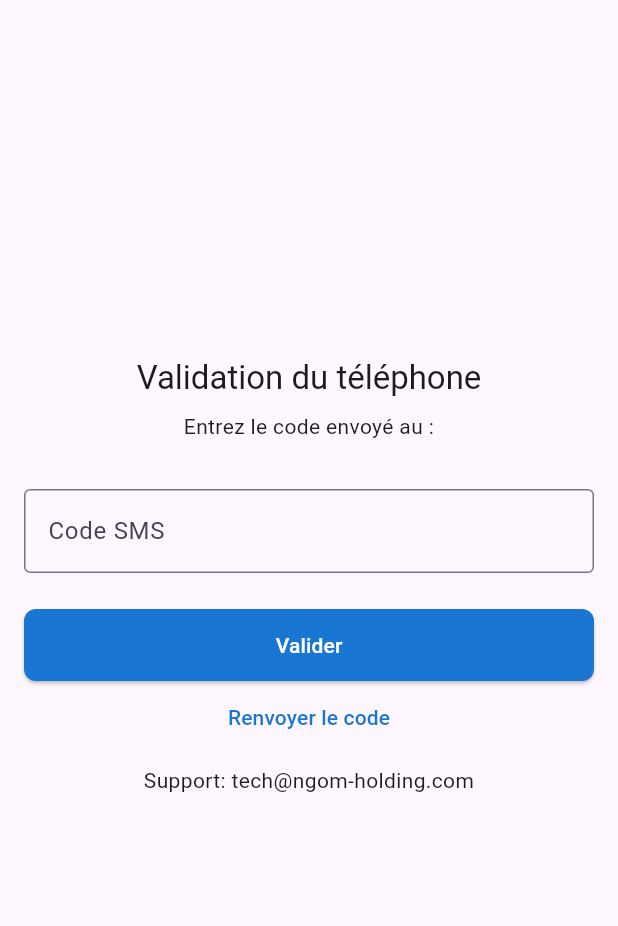
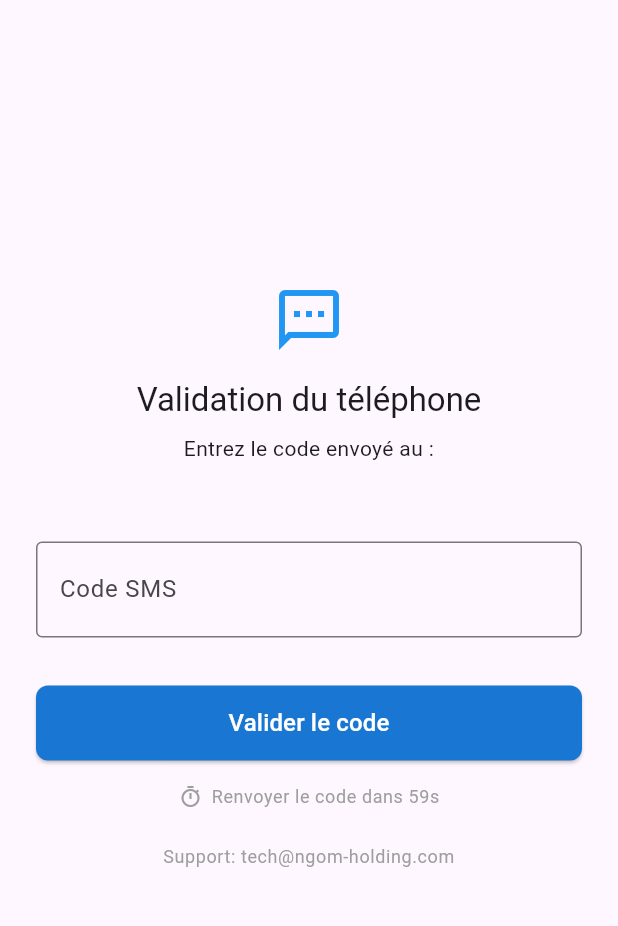
Before and after one commit to ndongofa/nhtl, a Flutter app: the PhoneOtpScreen screen opened directly with empty values, on a phone screen of 412 x 824 dp, the part 84-1010 px from its top. Run offline on Flutter 3.47's test engine with Material 3 defaults, Android fonts, the phone set to English and light mode, and no system bars; our stand-ins replace fluttertoast, font_awesome_flutter, logger, supabase_flutter; accounts and stored records are empty.

Commit message:
feat(auth): minuteur renvoi OTP + modale confirmation compte
- Minuteur 60s visible des l'arrivee sur l'ecran OTP
- Bouton 'Renvoyer le code' desactive pendant le cooldown
- Modale de succes bloquante apres validation OTP avec bouton 'Se connecter'

```diff
--- a/frontend/lib/screens/auth/phone_otp_screen.dart
+++ b/frontend/lib/screens/auth/phone_otp_screen.dart
@@ -21,12 +21,19 @@ class PhoneOtpScreen extends StatefulWidget {
 class _PhoneOtpScreenState extends State<PhoneOtpScreen> {
   final _codeController = TextEditingController();
   bool _loading = false;
-  String? _msg;
+  String? _errorMsg;
 
-  // ✅ Cooldown "Renvoyer le code" — évite les 429 si l'utilisateur clique plusieurs fois
+  // ✅ Cooldown — démarre dès l'arrivée sur l'écran car Supabase
+  // a déjà envoyé un OTP lors du signUp.
   static const int _resendCooldownSeconds = 60;
-  int _resendCountdown = 0;
+  int _resendCountdown = _resendCooldownSeconds;
   Timer? _resendTimer;
+
+  @override
+  void initState() {
+    super.initState();
+    _startResendCooldown();
+  }
 
   @override
   void dispose() {
@@ -36,8 +43,8 @@ class _PhoneOtpScreenState extends State<PhoneOtpScreen> {
   }
 
   void _startResendCooldown() {
+    _resendTimer?.cancel();
     setState(() => _resendCountdown = _resendCooldownSeconds);
-    _resendTimer?.cancel();
     _resendTimer = Timer.periodic(const Duration(seconds: 1), (timer) {
       if (!mounted) {
         timer.cancel();
@@ -57,13 +64,13 @@ class _PhoneOtpScreenState extends State<PhoneOtpScreen> {
     final code = _codeController.text.trim();
 
     if (code.isEmpty) {
-      setState(() => _msg = "Veuillez entrer le code reçu par SMS.");
+      setState(() => _errorMsg = "Veuillez entrer le code reçu par SMS.");
       return;
     }
 
     setState(() {
       _loading = true;
-      _msg = null;
+      _errorMsg = null;
     });
 
     try {
@@ -74,34 +81,103 @@ class _PhoneOtpScreenState extends State<PhoneOtpScreen> {
 
       if (!mounted) return;
 
-      Fluttertoast.showToast(
-        msg: "Téléphone confirmé. Vous pouvez maintenant vous connecter.",
-        backgroundColor: Colors.green,
-        toastLength: Toast.LENGTH_LONG,
+      // ✅ Modale de succès — bloque jusqu'à confirmation de l'utilisateur
+      await showDialog(
+        context: context,
+        barrierDismissible: false,
+        builder: (ctx) => AlertDialog(
+          shape: RoundedRectangleBorder(
+            borderRadius: BorderRadius.circular(16),
+          ),
+          content: Column(
+            mainAxisSize: MainAxisSize.min,
+            children: [
+              const SizedBox(height: 8),
+              Container(
+                padding: const EdgeInsets.all(16),
+                decoration: BoxDecoration(
+                  color: Colors.green.shade50,
+                  shape: BoxShape.circle,
+                ),
+                child: Icon(
+                  Icons.check_circle_outline,
+                  color: Colors.green.shade600,
+                  size: 56,
+                ),
+              ),
+              const SizedBox(height: 20),
+              const Text(
+                "Compte activé !",
+                style: TextStyle(
+                  fontSize: 20,
+                  fontWeight: FontWeight.bold,
+                ),
+                textAlign: TextAlign.center,
+              ),
+              const SizedBox(height: 12),
+              Text(
+                "Votre numéro ${widget.phoneE164} a bien été confirmé.\n"
+                "Vous pouvez maintenant vous connecter.",
+                textAlign: TextAlign.center,
+                style: const TextStyle(fontSize: 14, color: Colors.black54),
+              ),
+              const SizedBox(height: 24),
+              SizedBox(
+                width: double.infinity,
+                height: 48,
+                child: ElevatedButton.icon(
+                  icon: const Icon(Icons.login),
+                  label: const Text(
+                    "Se connecter",
+                    style: TextStyle(fontSize: 16),
+                  ),
+                  style: ElevatedButton.styleFrom(
+                    backgroundColor: Colors.green.shade600,
+                    foregroundColor: Colors.white,
+                    shape: RoundedRectangleBorder(
+                      borderRadius: BorderRadius.circular(10),
+                    ),
+                  ),
+                  onPressed: () {
+                    Navigator.of(ctx).pop();
+                  },
+                ),
+              ),
+            ],
+          ),
+        ),
       );
 
+      if (!mounted) return;
       Navigator.of(context).pushNamedAndRemoveUntil('/login', (_) => false);
     } catch (e) {
-      setState(() => _msg = e.toString().replaceFirst('Exception: ', ''));
+      if (!mounted) return;
+      setState(() => _errorMsg = e.toString().replaceFirst('Exception: ', ''));
     } finally {
       if (mounted) setState(() => _loading = false);
     }
   }
 
   Future<void> _resend() async {
-    if (_resendCountdown > 0) return;
+    if (_resendCountdown > 0 || _loading) return;
 
     setState(() {
       _loading = true;
-      _msg = null;
+      _errorMsg = null;
     });
 
     try {
       await AuthService.sendPhoneOtp(widget.phoneE164);
+      if (!mounted) return;
       _startResendCooldown();
-      setState(() => _msg = "Code renvoyé par SMS.");
+      Fluttertoast.showToast(
+        msg: "Code renvoyé par SMS.",
+        backgroundColor: Colors.green,
+        toastLength: Toast.LENGTH_SHORT,
+      );
     } catch (e) {
-      setState(() => _msg = e.toString().replaceFirst('Exception: ', ''));
+      if (!mounted) return;
+      setState(() => _errorMsg = e.toString().replaceFirst('Exception: ', ''));
     } finally {
       if (mounted) setState(() => _loading = false);
     }
@@ -110,6 +186,7 @@ class _PhoneOtpScreenState extends State<PhoneOtpScreen> {
   @override
   Widget build(BuildContext context) {
     final canResend = _resendCountdown == 0 && !_loading;
+    final theme = Theme.of(context);
 
     return Scaffold(
       appBar: AppBar(title: Text(AppBrand.appName)),
@@ -117,54 +194,125 @@ class _PhoneOtpScreenState extends State<PhoneOtpScreen> {
         child: ConstrainedBox(
           constraints: const BoxConstraints(maxWidth: 520),
           child: Padding(
-            padding: const EdgeInsets.all(16),
+            padding: const EdgeInsets.all(24),
             child: Column(
               mainAxisSize: MainAxisSize.min,
+              crossAxisAlignment: CrossAxisAlignment.center,
               children: [
+                const Icon(Icons.sms_outlined, size: 48, color: Colors.blue),
+                const SizedBox(height: 16),
                 Text(
                   "Validation du téléphone",
-                  style: Theme.of(context).textTheme.titleLarge,
+                  style: theme.textTheme.titleLarge,
+                  textAlign: TextAlign.center,
                 ),
                 const SizedBox(height: 8),
                 Text(
-                  "Entrez le code envoyé au :\n${widget.phoneE164}",
+                  "Entrez le code envoyé au :",
                   textAlign: TextAlign.center,
+                  style: theme.textTheme.bodyMedium,
                 ),
-                const SizedBox(height: 12),
+                const SizedBox(height: 4),
+                Text(
+                  widget.phoneE164,
+                  textAlign: TextAlign.center,
+                  style: theme.textTheme.bodyLarge?.copyWith(
+                    fontWeight: FontWeight.bold,
+                  ),
+                ),
+                const SizedBox(height: 24),
                 TextField(
                   controller: _codeController,
                   keyboardType: TextInputType.number,
+                  textAlign: TextAlign.center,
+                  maxLength: 6,
+                  style: theme.textTheme.headlineSmall?.copyWith(
+                    letterSpacing: 8,
+                    fontWeight: FontWeight.bold,
+                  ),
                   decoration: const InputDecoration(
                     labelText: "Code SMS",
                     border: OutlineInputBorder(),
+                    counterText: '',
                   ),
                 ),
-                const SizedBox(height: 12),
-                if (_msg != null) Text(_msg!, textAlign: TextAlign.center),
-                const SizedBox(height: 12),
+                const SizedBox(height: 16),
+
+                // Message d'erreur
+                if (_errorMsg != null)
+                  Container(
+                    width: double.infinity,
+                    padding: const EdgeInsets.all(12),
+                    decoration: BoxDecoration(
+                      color: Colors.red.shade50,
+                      borderRadius: BorderRadius.circular(8),
+                      border: Border.all(color: Colors.red.shade200),
+                    ),
+                    child: Text(
+                      _errorMsg!,
+                      textAlign: TextAlign.center,
+                      style: TextStyle(color: Colors.red.shade700),
+                    ),
+                  ),
+
+                const SizedBox(height: 16),
+
+                // Bouton valider
                 SizedBox(
                   width: double.infinity,
-                  height: 48,
+                  height: 50,
                   child: ElevatedButton(
                     onPressed: _loading ? null : _verify,
                     child: _loading
-                        ? const Text("Veuillez patienter...")
-                        : const Text("Valider"),
+                        ? const SizedBox(
+                            height: 20,
+                            width: 20,
+                            child: CircularProgressIndicator(
+                              strokeWidth: 2,
+                              color: Colors.white,
+                            ),
+                          )
+                        : const Text(
+                            "Valider le code",
+                            style: TextStyle(fontSize: 16),
+                          ),
                   ),
                 ),
-                // ✅ Bouton renvoyer avec cooldown affiché
-                TextButton(
-                  onPressed: canResend ? _resend : null,
-                  child: Text(
-                    _resendCountdown > 0
-                        ? "Renvoyer le code (${_resendCountdown}s)"
-                        : "Renvoyer le code",
-                  ),
+
+                const SizedBox(height: 16),
+
+                // ✅ Minuteur visible + bouton renvoyer
+                AnimatedSwitcher(
+                  duration: const Duration(milliseconds: 300),
+                  child: _resendCountdown > 0
+                      ? Row(
+                          key: const ValueKey('countdown'),
+                          mainAxisAlignment: MainAxisAlignment.center,
+                          children: [
+                            const Icon(Icons.timer_outlined,
+                                size: 16, color: Colors.grey),
+                            const SizedBox(width: 6),
+                            Text(
+                              "Renvoyer le code dans ${_resendCountdown}s",
+                              style: theme.textTheme.bodySmall
+                                  ?.copyWith(color: Colors.grey),
+                            ),
+                          ],
+                        )
+                      : TextButton.icon(
+                          key: const ValueKey('resend'),
+                          onPressed: canResend ? _resend : null,
+                          icon: const Icon(Icons.refresh, size: 16),
+                          label: const Text("Renvoyer le code"),
+                        ),
                 ),
-                const SizedBox(height: 8),
+
+                const SizedBox(height: 24),
                 Text(
                   "Support: ${AppBrand.supportEmail}",
                   textAlign: TextAlign.center,
+                  style:
+                      theme.textTheme.bodySmall?.copyWith(color: Colors.grey),
                 ),
               ],
             ),
```
